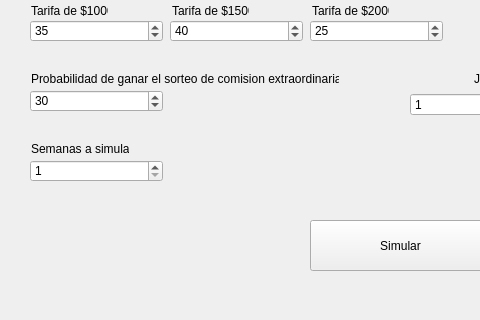
First picture: the form in TP3 Simulacion/interfazSimuladorAutos.ui, repository tinchomengo/simulacionTPs, before the edit; both pictures show x 0 to 480 and y 280 to 600 of the 798 by 600 pixel window.
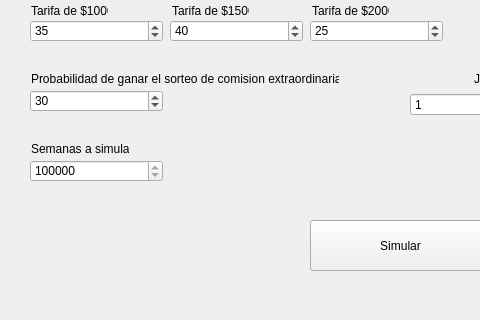
Second picture: the form after the edit.

Commit message: ajuste de interfaz

Patch:
```diff
--- a/TP3 Simulacion/interfazSimuladorAutos.ui
+++ b/TP3 Simulacion/interfazSimuladorAutos.ui
@@ -264,13 +264,13 @@
      </rect>
     </property>
     <property name="minimum">
-     <number>1</number>
+     <number>100000</number>
     </property>
     <property name="maximum">
      <number>1000000</number>
     </property>
     <property name="value">
-     <number>1</number>
+     <number>100000</number>
     </property>
    </widget>
    <widget class="QLabel" name="label_18">
```
The commit also changes 3 other files.
